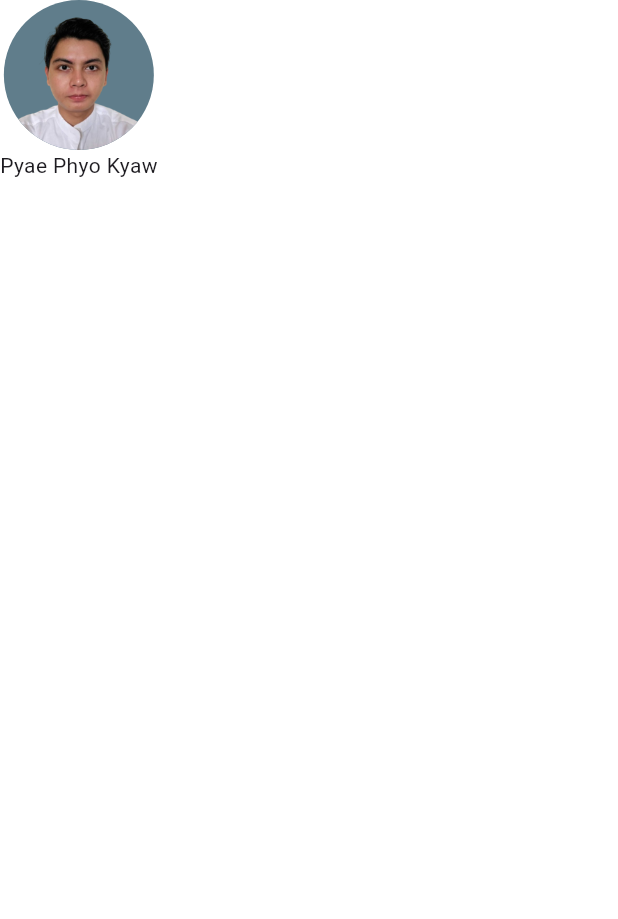
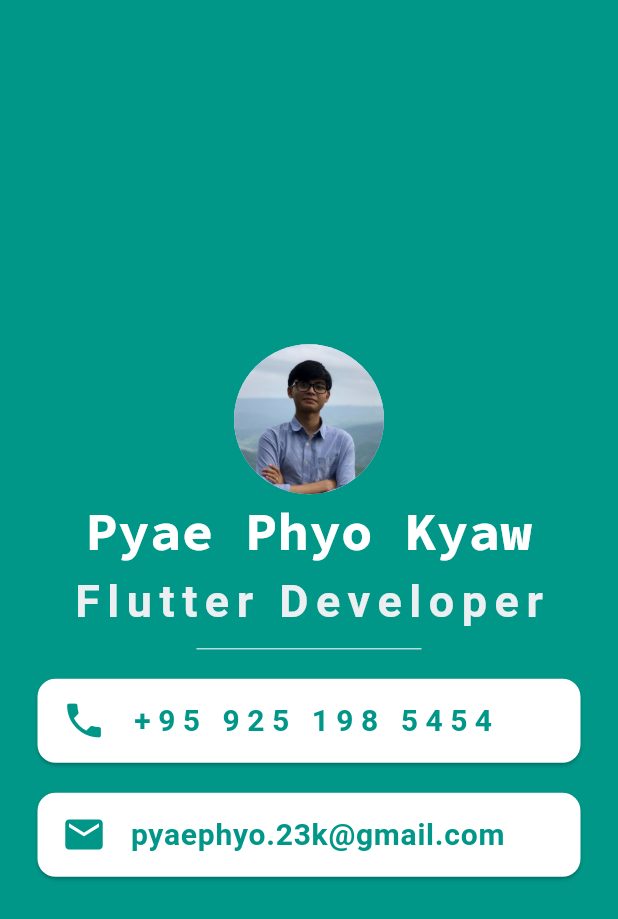
Before and after one commit to pyaephyo23/busines_card_flutter, a Flutter app: the screen it shows after launch, on a phone screen of 412 x 824 dp. Shown: the top 919 px of the screen. Run offline on Flutter 3.47's test engine with Material 3 defaults, Android fonts, the light colour scheme and no system bars.

Commit message:
add font and profile

```diff
--- a/lib/main.dart
+++ b/lib/main.dart
@@ -9,9 +9,9 @@ class MyApp extends StatelessWidget {
 
   @override
   Widget build(BuildContext context) {
-    return const MaterialApp(
+    return MaterialApp(
       home: Scaffold(
-        backgroundColor: Colors.white,
+        backgroundColor: Colors.teal,
         // appBar: AppBar(
         //   backgroundColor: Colors.black,
         //   title: const Center(
@@ -25,13 +25,79 @@ class MyApp extends StatelessWidget {
         // ),
         body: SafeArea(
           child: Column(
+            mainAxisAlignment: MainAxisAlignment.center,
             children: <Widget>[
-              CircleAvatar(
+              const CircleAvatar(
                 radius: 50,
-                backgroundImage:AssetImage('images/profile.png'),
-                backgroundColor: Colors.blueGrey,
+                backgroundImage: AssetImage('images/profile.jpg'),
               ),
-              Text("Pyae Phyo Kyaw")
+              Text(
+                "Pyae Phyo Kyaw",
+                style: TextStyle(
+                  color: Colors.white,
+                  fontSize: 35,
+                  fontWeight: FontWeight.bold,
+                  fontFamily: 'Source Code Pro',
+                ),
+              ),
+              Text(
+                "Flutter Developer",
+                style: TextStyle(
+                  color: Colors.blueGrey.shade50,
+                  fontSize: 30,
+                  fontWeight: FontWeight.bold,
+                  fontFamily: 'Roboto',
+                  letterSpacing: 5,
+                ),
+              ),
+              SizedBox(
+                height: 20,
+                width: 150,
+                child: Divider(
+                  color: Colors.teal[100],
+                ),
+              ),
+              const Card(
+                color: Colors.white,
+                margin: EdgeInsets.symmetric(vertical: 10, horizontal: 25),
+                child: ListTile(
+                  leading: Icon(
+                    Icons.phone,
+                    color: Colors.teal,
+                    size: 30,
+                  ),
+                  title: Text(
+                    "+95 925 198 5454",
+                    style: TextStyle(
+                      color: Colors.teal,
+                      fontSize: 20,
+                      fontWeight: FontWeight.bold,
+                      fontFamily: 'Roboto',
+                      letterSpacing: 5,
+                    ),
+                  ),
+                ),
+              ),
+              const Card(
+                color: Colors.white,
+                margin: EdgeInsets.symmetric(vertical: 10, horizontal: 25),
+                child: ListTile(
+                  leading: Icon(
+                    Icons.email,
+                    color: Colors.teal,
+                    size: 30,
+                  ),
+                  title: Text(
+                    "pyaephyo.23k@gmail.com",
+                    style: TextStyle(
+                      color: Colors.teal,
+                      fontSize: 20,
+                      fontWeight: FontWeight.bold,
+                      fontFamily: 'Roboto',
+                    ),
+                  ),
+                )
+              )
             ],
           ),
         ),
```
Also changed, not shown: pubspec.yaml (+9 -0 lines), fonts/Roboto-Bold.ttf (added), fonts/Roboto-Regular.ttf (added), fonts/SourceCodePro-Bold.ttf (added), fonts/SourceCodePro-Regular.ttf (added), images/profile.jpg (added), images/profile.png (deleted).
